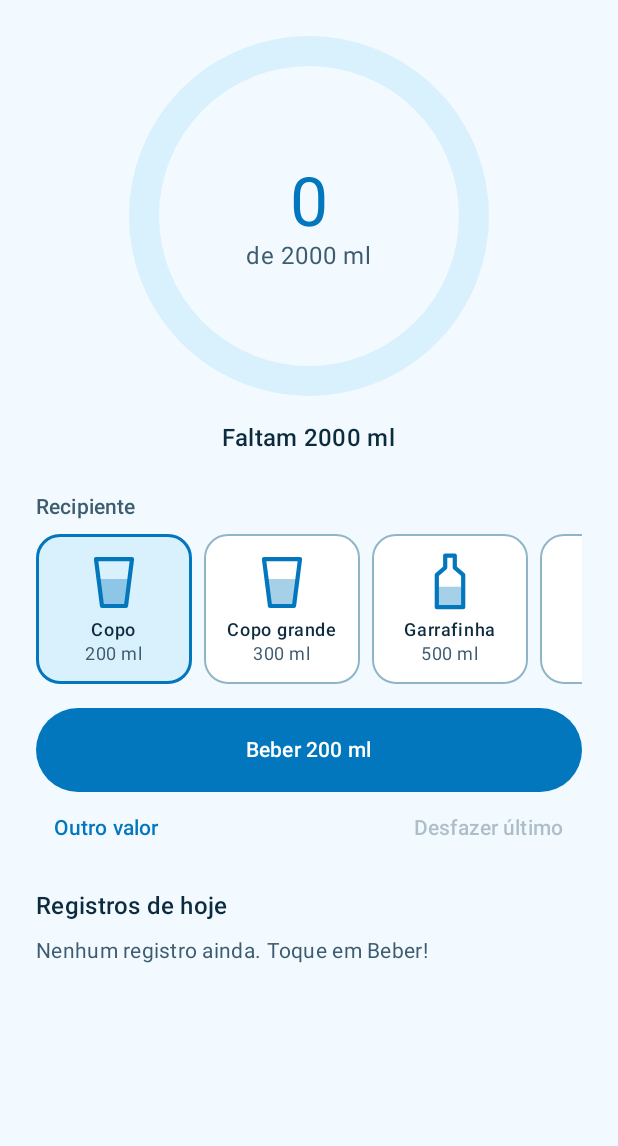
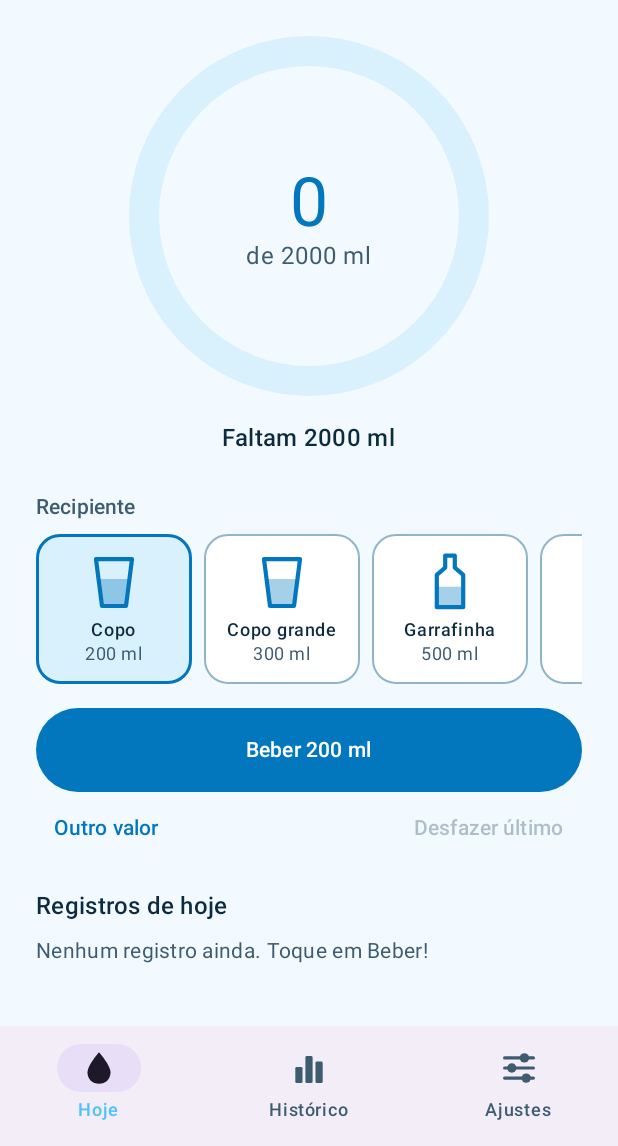
Before and after one commit to devdenisviana/hidrata-ai, an Android app built with Jetpack Compose: the screen it shows after launch (MainActivity), on a phone screen of 412 x 824 dp, the part 90-1236 px from its top. Run offline under Robolectric (Android 15) with nearby library versions, the phone set to English and light mode, and no system bars; our stand-ins replace Room's generated code.

Commit message:
Adiciona navegacao por abas

```diff
--- a/app/src/main/java/com/devdenisviana/hidrataai/MainActivity.kt
+++ b/app/src/main/java/com/devdenisviana/hidrataai/MainActivity.kt
@@ -9,8 +9,18 @@ import androidx.activity.enableEdgeToEdge
 import androidx.activity.viewModels
 import androidx.compose.foundation.layout.fillMaxSize
 import androidx.compose.foundation.layout.padding
+import androidx.compose.foundation.layout.size
+import androidx.compose.material3.LocalContentColor
+import androidx.compose.material3.NavigationBar
+import androidx.compose.material3.NavigationBarItem
 import androidx.compose.material3.Scaffold
+import androidx.compose.material3.Text
+import androidx.compose.runtime.getValue
+import androidx.compose.runtime.mutableStateOf
+import androidx.compose.runtime.saveable.rememberSaveable
+import androidx.compose.runtime.setValue
 import androidx.compose.ui.Modifier
+import androidx.compose.ui.unit.dp
 import com.devdenisviana.hidrataai.ui.theme.HidrataAiTheme
 
 class MainActivity : ComponentActivity() {
@@ -25,11 +35,35 @@ class MainActivity : ComponentActivity() {
         )
         setContent {
             HidrataAiTheme {
-                Scaffold(modifier = Modifier.fillMaxSize()) { innerPadding ->
-                    TelaHoje(
-                        viewModel = viewModel,
-                        modifier = Modifier.padding(innerPadding)
-                    )
+                var abaAtual by rememberSaveable { mutableStateOf(Aba.HOJE) }
+
+                Scaffold(
+                    modifier = Modifier.fillMaxSize(),
+                    bottomBar = {
+                        NavigationBar {
+                            Aba.entries.forEach { aba ->
+                                NavigationBarItem(
+                                    selected = abaAtual == aba,
+                                    onClick = { abaAtual = aba },
+                                    icon = {
+                                        IconeAba(
+                                            aba = aba,
+                                            cor = LocalContentColor.current,
+                                            modifier = Modifier.size(24.dp)
+                                        )
+                                    },
+                                    label = { Text(aba.rotulo) }
+                                )
+                            }
+                        }
+                    }
+                ) { innerPadding ->
+                    val conteudo = Modifier.padding(innerPadding)
+                    when (abaAtual) {
+                        Aba.HOJE -> TelaHoje(viewModel = viewModel, modifier = conteudo)
+                        Aba.HISTORICO -> TelaEmBreve(titulo = "Histórico", modifier = conteudo)
+                        Aba.AJUSTES -> TelaEmBreve(titulo = "Ajustes", modifier = conteudo)
+                    }
                 }
             }
         }
--- /dev/null
+++ b/app/src/main/java/com/devdenisviana/hidrataai/Navegacao.kt
@@ -0,0 +1,101 @@
+package com.devdenisviana.hidrataai
+
+import androidx.compose.foundation.Canvas
+import androidx.compose.foundation.layout.Box
+import androidx.compose.foundation.layout.fillMaxSize
+import androidx.compose.material3.MaterialTheme
+import androidx.compose.material3.Text
+import androidx.compose.runtime.Composable
+import androidx.compose.ui.Alignment
+import androidx.compose.ui.Modifier
+import androidx.compose.ui.geometry.CornerRadius
+import androidx.compose.ui.geometry.Offset
+import androidx.compose.ui.geometry.Size
+import androidx.compose.ui.graphics.Color
+import androidx.compose.ui.graphics.Path
+import androidx.compose.ui.graphics.StrokeCap
+
+enum class Aba(val rotulo: String) {
+    HOJE("Hoje"),
+    HISTORICO("Histórico"),
+    AJUSTES("Ajustes")
+}
+
+@Composable
+fun IconeAba(aba: Aba, cor: Color, modifier: Modifier = Modifier) {
+    Canvas(modifier = modifier) {
+        val largura = size.width
+        val altura = size.height
+
+        when (aba) {
+            Aba.HOJE -> {
+                val gota = Path().apply {
+                    moveTo(largura * 0.5f, altura * 0.06f)
+                    cubicTo(
+                        largura * 0.5f, altura * 0.06f,
+                        largura * 0.82f, altura * 0.42f,
+                        largura * 0.82f, altura * 0.62f
+                    )
+                    cubicTo(
+                        largura * 0.82f, altura * 0.82f,
+                        largura * 0.68f, altura * 0.94f,
+                        largura * 0.5f, altura * 0.94f
+                    )
+                    cubicTo(
+                        largura * 0.32f, altura * 0.94f,
+                        largura * 0.18f, altura * 0.82f,
+                        largura * 0.18f, altura * 0.62f
+                    )
+                    cubicTo(
+                        largura * 0.18f, altura * 0.42f,
+                        largura * 0.5f, altura * 0.06f,
+                        largura * 0.5f, altura * 0.06f
+                    )
+                    close()
+                }
+                drawPath(path = gota, color = cor)
+            }
+
+            Aba.HISTORICO -> {
+                val raio = CornerRadius(largura * 0.04f, largura * 0.04f)
+                val larguraBarra = largura * 0.2f
+                listOf(0.12f to 0.45f, 0.40f to 0.75f, 0.68f to 0.6f).forEach { (x, alturaBarra) ->
+                    drawRoundRect(
+                        color = cor,
+                        topLeft = Offset(largura * x, altura * (0.92f - alturaBarra)),
+                        size = Size(larguraBarra, altura * alturaBarra),
+                        cornerRadius = raio
+                    )
+                }
+            }
+
+            Aba.AJUSTES -> {
+                listOf(0.22f to 0.65f, 0.5f to 0.3f, 0.78f to 0.7f).forEach { (y, xBotao) ->
+                    drawLine(
+                        color = cor,
+                        start = Offset(largura * 0.1f, altura * y),
+                        end = Offset(largura * 0.9f, altura * y),
+                        strokeWidth = largura * 0.09f,
+                        cap = StrokeCap.Round
+                    )
+                    drawCircle(
+                        color = cor,
+                        radius = largura * 0.13f,
+                        center = Offset(largura * xBotao, altura * y)
+                    )
+                }
+            }
+        }
+    }
+}
+
+@Composable
+fun TelaEmBreve(titulo: String, modifier: Modifier = Modifier) {
+    Box(modifier = modifier.fillMaxSize(), contentAlignment = Alignment.Center) {
+        Text(
+            text = "$titulo: em breve",
+            style = MaterialTheme.typography.titleMedium,
+            color = MaterialTheme.colorScheme.onSurfaceVariant
+        )
+    }
+}
```
